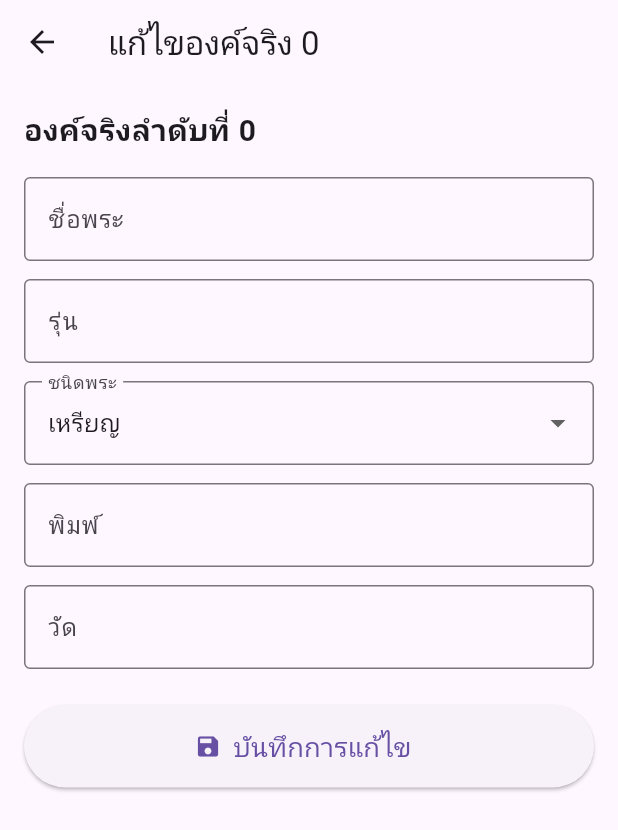
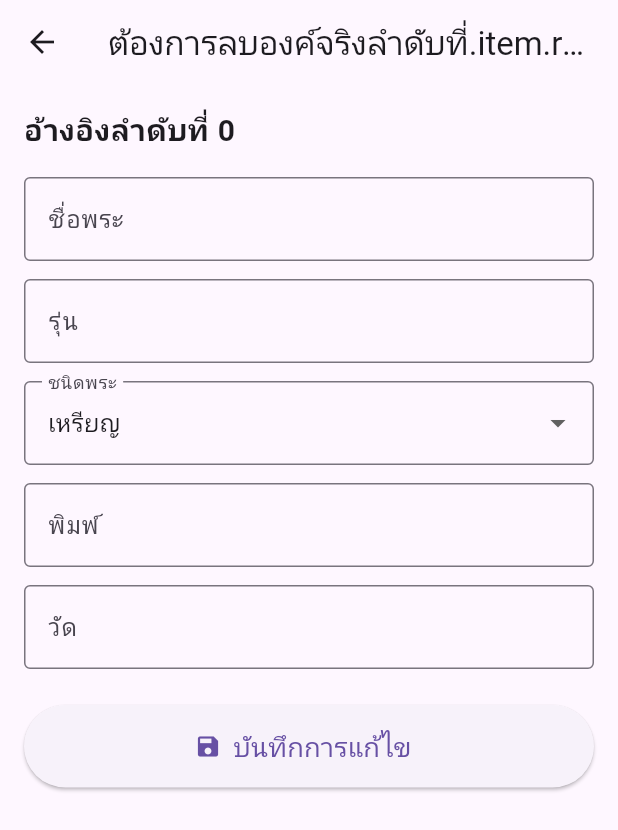
Before and after one commit to bear68745-lgtm/amulet_scanner, a Flutter app: the EditDataPage screen opened directly with empty values, on a phone screen of 412 x 824 dp. Shown: the top 830 px of the screen. Run offline on Flutter 3.47's test engine with Material 3 defaults, Android fonts, the phone set to English and light mode, and no system bars; our stand-ins replace camera, file_picker, image_picker, shared_preferences; accounts and stored records are empty.

Commit message:
Update main.dart

```diff
--- a/lib/main.dart
+++ b/lib/main.dart
@@ -494,17 +494,7 @@ class _CreateDataPageState extends State<CreateDataPage> {
             yearController,
           ),
 
-          _field(
-            'เนื้อ',
-            materialController,
-          ),
-
-          _field(
-            'ขนาด / มิติ',
-            sizeController,
-          ),
-
-          const SizedBox(height: 10),
+  วัด         const SizedBox(height: 10),
 
           SizedBox(
             width: double.infinity,
@@ -741,7 +731,7 @@ class _SavedListPageState extends State<SavedListPage> {
             child: TextField(
               decoration: InputDecoration(
                 hintText:
-                    'ค้นหา ชื่อ รุ่น พิมพ์ วัด ...',
+                    'ค้นหา ชื่อ รุ่น พิองค์อ้างอิง',
                 prefixIcon:
                     const Icon(Icons.search),
                 suffixIcon: searchText.isNotEmpty
@@ -815,7 +805,7 @@ class _SavedListPageState extends State<SavedListPage> {
                           ),
                           subtitle: Text(
                             '$model\n'
-                            'มี ${group.length} องค์อ้างอิง',
+                            'มี ${group.length} อ้างอิง',
                           ),
                           isThreeLine: true,
                           trailing: const Icon(
@@ -977,7 +967,7 @@ class _EditDataPageState extends State<EditDataPage> {
     ScaffoldMessenger.of(context).showSnackBar(
   SnackBar(
     content: Text(
-      'แก้ไของค์จริงลำดับที่ ${oldItem.realItemNumber} แล้ว',
+      'แก้ไของค์จริงำดับที่ ${oldItem.realItemNumber} แล้ว',
     ),
   ),
 );
@@ -1006,14 +996,14 @@ class _EditDataPageState extends State<EditDataPage> {
     return Scaffold(
       appBar: AppBar(
         title: Text(
-          'แก้ไของค์จริง ${widget.item.realItemNumber}',
+    'ต้องการลบองค์จริงลำดับที่.item.realItemNumber}',
         ),
       ),
       body: ListView(
         padding: const EdgeInsets.all(16),
         children: [
           Text(
-            'องค์จริงลำดับที่ ${widget.item.realItemNumber}',
+            'อ้างอิงลำดับที่ ${widget.item.realItemNumber}',
             style: const TextStyle(
               fontSize: 20,
               fontWeight: FontWeight.bold,
@@ -1123,7 +1113,7 @@ class _AmuletGroupPageState
             'ยืนยันการลบ',
           ),
           content: Text(
-            'ต้องการลบองค์จริงลำดับที่ '
+            'ต้องก'ลบองค์จริงลำดับที่ '
             '${item.realItemNumber} ใช่หรือไม่?',
           ),
           actions: [
@@ -1173,7 +1163,7 @@ class _AmuletGroupPageState
     ScaffoldMessenger.of(context).showSnackBar(
       SnackBar(
         content: Text(
-          'ลบองค์จริงลำดับที่ '
+        'องค์จริงทั้งหมดบที่ '
           '${item.realItemNumber} แล้ว',
         ),
       ),
@@ -1243,7 +1233,7 @@ class _AmuletGroupPageState
                   ),
                   const SizedBox(height: 6),
                   Text(
-                    'องค์จริงทั้งหมด '
+                   'องค์จริง'ั้งหมด '
                     '${group.length} รายการ',
                   ),
                 ],
@@ -1254,7 +1244,7 @@ class _AmuletGroupPageState
           const SizedBox(height: 12),
 
           const Text(
-            'องค์จริง',
+           'องค์จ'',
             style: TextStyle(
               fontSize: 20,
               fontWeight:
@@ -1279,7 +1269,7 @@ class _AmuletGroupPageState
                   ),
 
                   title: Text(
-                    'องค์จริง '
+                   'อ้างอิง'
                     '${item.realItemNumber}',
                   ),
 
@@ -1295,8 +1285,7 @@ class _AmuletGroupPageState
 
                   trailing: Row(
                     mainAxisSize:
-                        MainAxisSize.min,
-                    children: [
+                        MainAxis'แก้ไขอ้างอิง       children: [
                       IconButton(
                         tooltip: 'แก้ไขข้อมูล',
                         icon: const Icon(
```
